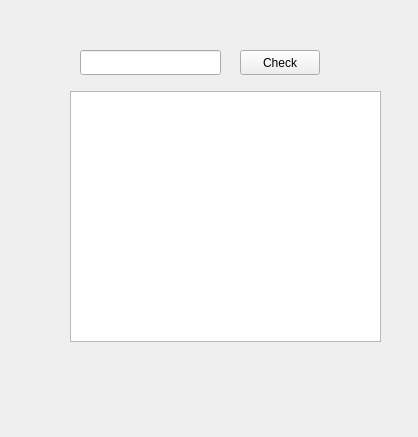
Qt form mainwindow.ui (XianFN/Top-Down-Parser) before a commit.
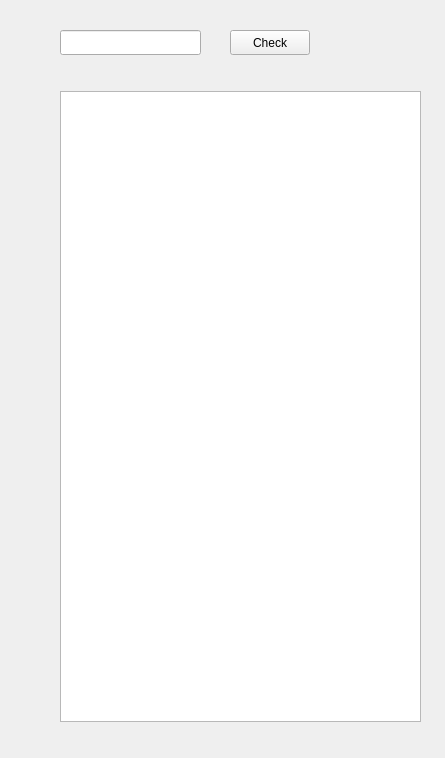
The same form after that commit.

Diff of the .ui file:
```diff
--- a/mainwindow.ui
+++ b/mainwindow.ui
@@ -9,8 +9,8 @@
             <rect>
                 <x>0</x>
                 <y>0</y>
-                <width>418</width>
-                <height>437</height>
+                <width>445</width>
+                <height>758</height>
             </rect>
         </property>
         <property name="windowTitle">
@@ -20,10 +20,10 @@
             <widget class="QTreeWidget" name="treeWidget">
                 <property name="geometry">
                     <rect>
-                        <x>70</x>
+                        <x>60</x>
                         <y>91</y>
-                        <width>311</width>
-                        <height>251</height>
+                        <width>361</width>
+                        <height>631</height>
                     </rect>
                 </property>
                 <attribute name="headerVisible">
@@ -33,8 +33,8 @@
             <widget class="QPushButton" name="pushButton">
                 <property name="geometry">
                     <rect>
-                        <x>240</x>
-                        <y>50</y>
+                        <x>230</x>
+                        <y>30</y>
                         <width>80</width>
                         <height>25</height>
                     </rect>
@@ -46,13 +46,32 @@
             <widget class="QLineEdit" name="lineEdit">
                 <property name="geometry">
                     <rect>
-                        <x>80</x>
-                        <y>50</y>
+                        <x>60</x>
+                        <y>30</y>
                         <width>141</width>
                         <height>25</height>
                     </rect>
                 </property>
             </widget>
+            <widget class="QLabel" name="label">
+                <property name="geometry">
+                    <rect>
+                        <x>60</x>
+                        <y>60</y>
+                        <width>291</width>
+                        <height>17</height>
+                    </rect>
+                </property>
+                <property name="font">
+                    <font>
+                        <pointsize>10</pointsize>
+                    </font>
+                </property>
+                <property name="text">
+                    <string/>
+                </property>
+            </widget>
+
         </widget>
     </widget>
     <pixmapfunction/>
```
